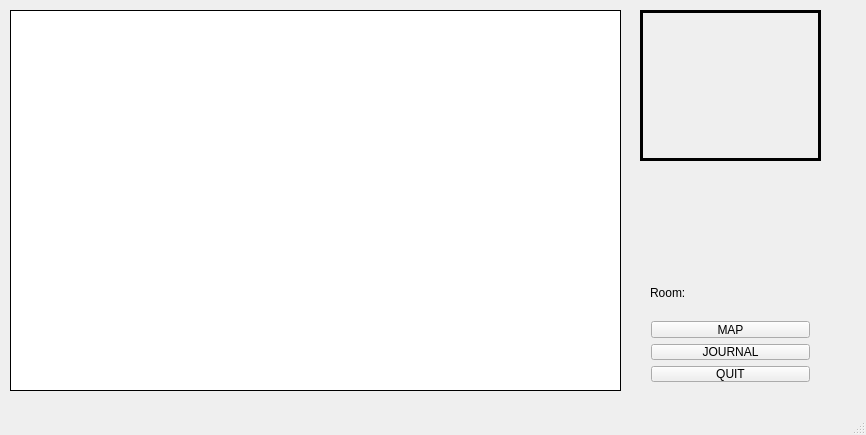
The window that Shrek/mainwindow.ui (AEatonJones/ZorkGuiGame) describes before a commit, drawn with Qt 5.
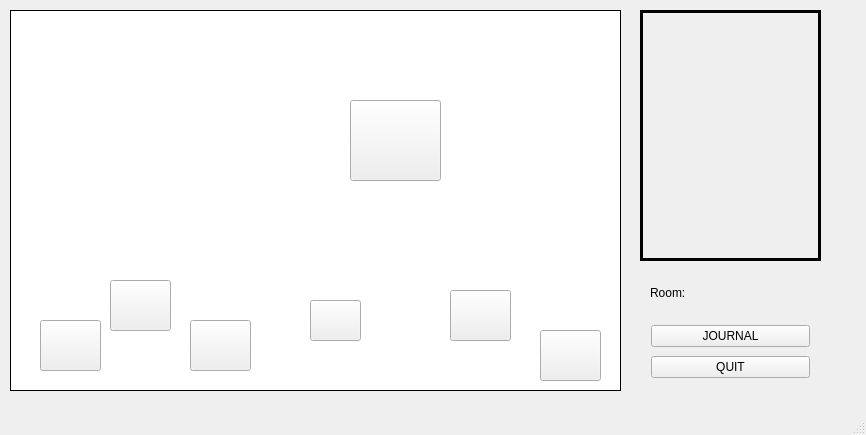
The same window after the commit. Icons and pictures are not drawn.

```diff
--- a/Shrek/mainwindow.ui
+++ b/Shrek/mainwindow.ui
@@ -39,9 +39,17 @@
       <x>640</x>
       <y>10</y>
       <width>181</width>
-      <height>151</height>
+      <height>251</height>
      </rect>
     </property>
+    <property name="font">
+     <font>
+      <family>Harrington</family>
+      <pointsize>16</pointsize>
+      <weight>50</weight>
+      <bold>false</bold>
+     </font>
+    </property>
     <property name="autoFillBackground">
      <bool>false</bool>
     </property>
@@ -62,7 +70,10 @@
      <string/>
     </property>
     <property name="alignment">
-     <set>Qt::AlignLeading|Qt::AlignLeft|Qt::AlignTop</set>
+     <set>Qt::AlignHCenter|Qt::AlignTop</set>
+    </property>
+    <property name="wordWrap">
+     <bool>true</bool>
     </property>
    </widget>
    <widget class="QWidget" name="verticalLayoutWidget">
@@ -75,13 +86,9 @@
      </rect>
     </property>
     <layout class="QVBoxLayout" name="buttonLayout">
-     <item>
-      <widget class="QPushButton" name="Map">
-       <property name="text">
-        <string>MAP</string>
-       </property>
-      </widget>
-     </item>
+     <property name="spacing">
+      <number>5</number>
+     </property>
      <item>
       <widget class="QPushButton" name="Journal">
        <property name="text">
@@ -130,6 +137,118 @@
      <string/>
     </property>
    </widget>
+   <widget class="QPushButton" name="feliciaBTN">
+    <property name="geometry">
+     <rect>
+      <x>540</x>
+      <y>330</y>
+      <width>61</width>
+      <height>51</height>
+     </rect>
+    </property>
+    <property name="styleSheet">
+     <string notr="true">border-image: url(:/images/felicia.png);</string>
+    </property>
+    <property name="text">
+     <string/>
+    </property>
+   </widget>
+   <widget class="QPushButton" name="axeBTN">
+    <property name="geometry">
+     <rect>
+      <x>450</x>
+      <y>290</y>
+      <width>61</width>
+      <height>51</height>
+     </rect>
+    </property>
+    <property name="styleSheet">
+     <string notr="true">border-image: url(:/images/axe.png);</string>
+    </property>
+    <property name="text">
+     <string/>
+    </property>
+   </widget>
+   <widget class="QPushButton" name="fergusBTN">
+    <property name="geometry">
+     <rect>
+      <x>40</x>
+      <y>320</y>
+      <width>61</width>
+      <height>51</height>
+     </rect>
+    </property>
+    <property name="styleSheet">
+     <string notr="true">border-image: url(:/images/fergus.png);</string>
+    </property>
+    <property name="text">
+     <string/>
+    </property>
+   </widget>
+   <widget class="QPushButton" name="dollBTN">
+    <property name="geometry">
+     <rect>
+      <x>190</x>
+      <y>320</y>
+      <width>61</width>
+      <height>51</height>
+     </rect>
+    </property>
+    <property name="styleSheet">
+     <string notr="true">border-image: url(:/images/doll.png);</string>
+    </property>
+    <property name="text">
+     <string/>
+    </property>
+   </widget>
+   <widget class="QPushButton" name="farkleBTN">
+    <property name="geometry">
+     <rect>
+      <x>110</x>
+      <y>280</y>
+      <width>61</width>
+      <height>51</height>
+     </rect>
+    </property>
+    <property name="styleSheet">
+     <string notr="true">border-image: url(:/images/farkle.png);</string>
+    </property>
+    <property name="text">
+     <string/>
+    </property>
+   </widget>
+   <widget class="QPushButton" name="keyBTN">
+    <property name="geometry">
+     <rect>
+      <x>310</x>
+      <y>300</y>
+      <width>51</width>
+      <height>41</height>
+     </rect>
+    </property>
+    <property name="styleSheet">
+     <string notr="true">border-image: url(:/images/key.png);</string>
+    </property>
+    <property name="text">
+     <string/>
+    </property>
+   </widget>
+   <widget class="QPushButton" name="donkeyBTN">
+    <property name="geometry">
+     <rect>
+      <x>350</x>
+      <y>100</y>
+      <width>91</width>
+      <height>81</height>
+     </rect>
+    </property>
+    <property name="styleSheet">
+     <string notr="true">border-image: url(:/images/donkey.png);</string>
+    </property>
+    <property name="text">
+     <string/>
+    </property>
+   </widget>
   </widget>
   <widget class="QStatusBar" name="statusBar"/>
  </widget>
```
